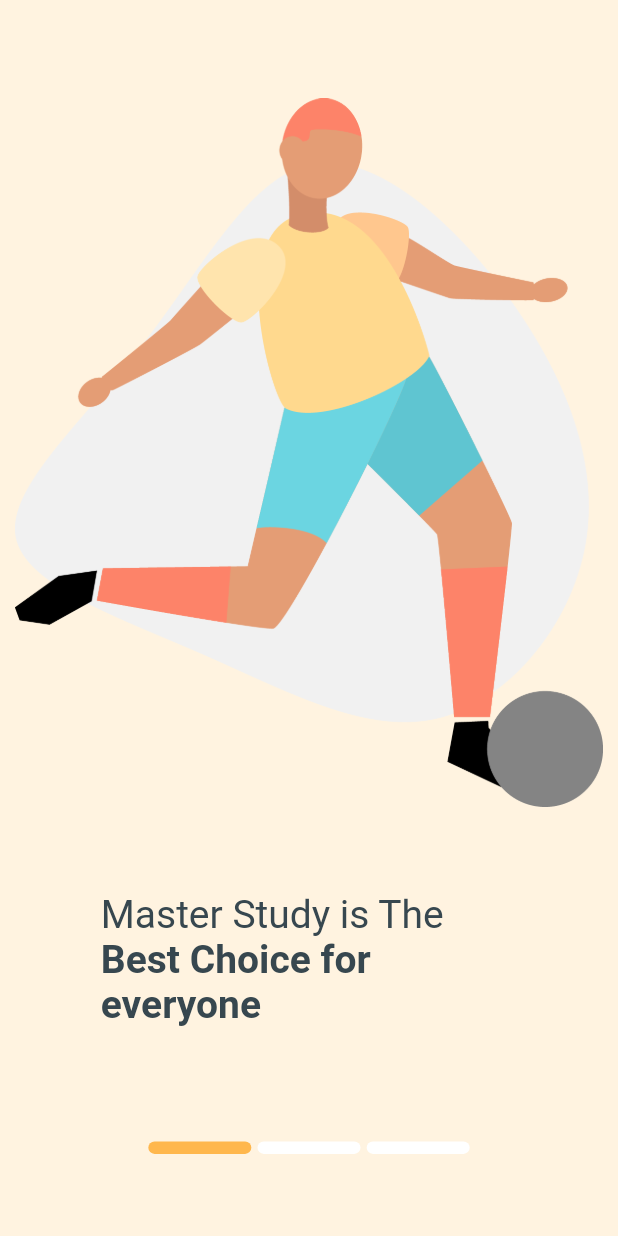
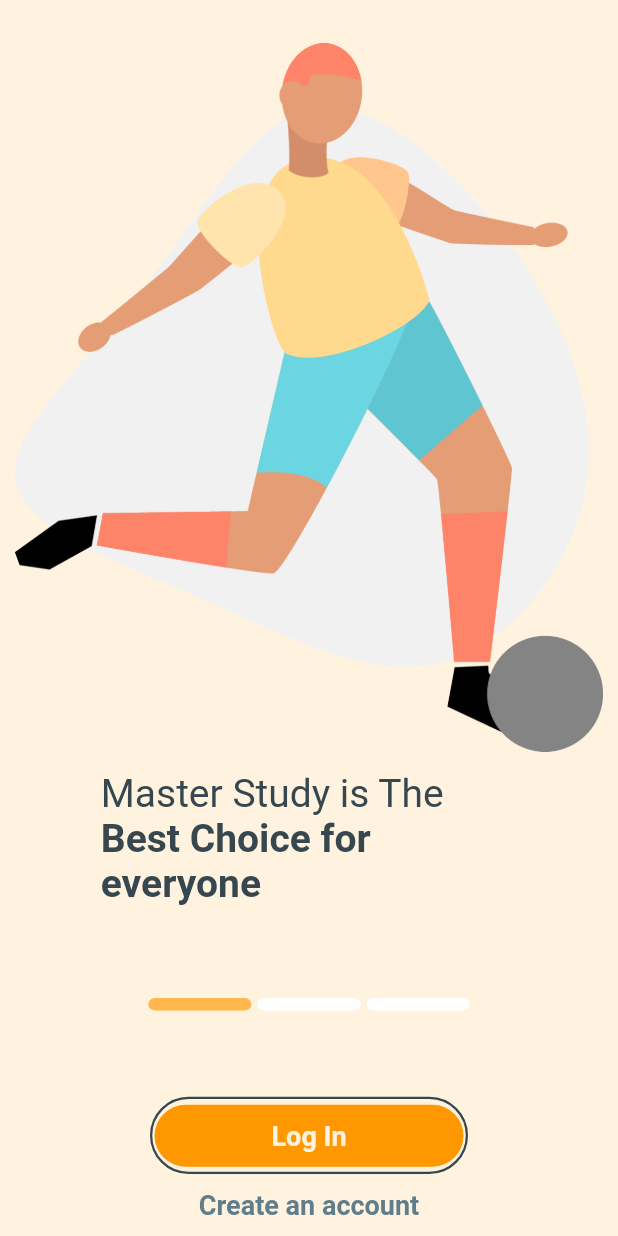
Before and after one commit to AbdelhakRazi/Sport-app, a Flutter app: the screen it shows after launch, on a phone screen of 412 x 824 dp. Run offline on Flutter 3.47's test engine with Material 2 defaults, Android fonts, the phone set to English and light mode, and no system bars.

Commit message:
Fixed UI

```diff
--- a/lib/main.dart
+++ b/lib/main.dart
@@ -104,6 +104,50 @@ class _MyHomePageState extends State<MyHomePage> {
                     ],
                   ),
                 )),
+            Expanded(
+              flex: 1,
+              child: Center(
+                child: Column(
+                  mainAxisAlignment: MainAxisAlignment.spaceEvenly,
+                  children: [
+                    Container(
+                        decoration: BoxDecoration(
+                            borderRadius: BorderRadius.circular(30),
+                            border: Border(
+                              bottom: BorderSide(
+                                  color: Colors.blueGrey[800], width: 1.5),
+                              top: BorderSide(
+                                  color: Colors.blueGrey[800], width: 1.5),
+                              left: BorderSide(
+                                  color: Colors.blueGrey[800], width: 1.5),
+                              right: BorderSide(
+                                  color: Colors.blueGrey[800], width: 1.5),
+                            )),
+                        padding:
+                            EdgeInsets.only(top: 0.5, right: 1.5, left: 1.5),
+                        child: MaterialButton(
+                            shape: RoundedRectangleBorder(
+                                borderRadius: BorderRadius.circular(30)),
+                            minWidth: MediaQuery.of(context).size.width / 2,
+                            height: MediaQuery.of(context).size.height * 0.05,
+                            elevation: 0,
+                            color: Colors.orange[500],
+                            onPressed: () {},
+                            child: Text('Log In',
+                                style: TextStyle(
+                                  fontSize: 18,
+                                  fontWeight: FontWeight.bold,
+                                  color: Colors.orange[50],
+                                )))),
+                    Text('Create an account',
+                        style: TextStyle(
+                            fontSize: 18,
+                            color: Colors.blueGrey[500],
+                            fontWeight: FontWeight.bold))
+                  ],
+                ),
+              ),
+            )
           ],
         ));
   }
```
